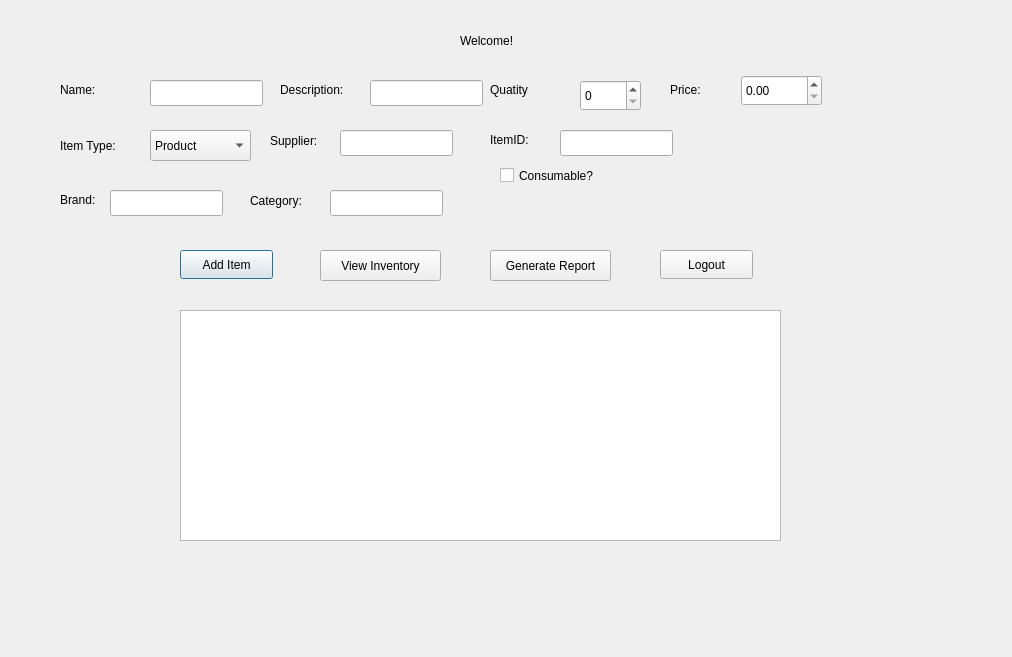
The window that managerwindow.ui (aligamaal/LabProject) describes before a commit, drawn with Qt 5.
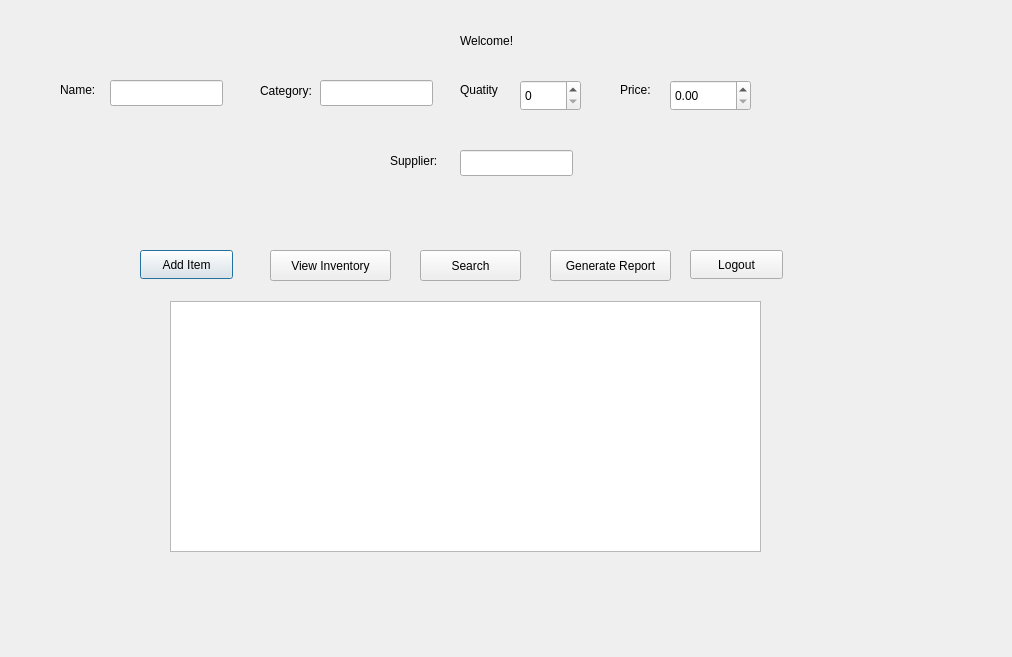
The same window after the commit.

Diff of the .ui file:
```diff
--- a/managerwindow.ui
+++ b/managerwindow.ui
@@ -29,7 +29,7 @@
   <widget class="QPushButton" name="pushButtonAdditem">
    <property name="geometry">
     <rect>
-     <x>180</x>
+     <x>140</x>
      <y>250</y>
      <width>93</width>
      <height>29</height>
@@ -42,7 +42,7 @@
   <widget class="QPushButton" name="pushButtonViewinv">
    <property name="geometry">
     <rect>
-     <x>320</x>
+     <x>270</x>
      <y>250</y>
      <width>121</width>
      <height>31</height>
@@ -55,7 +55,7 @@
   <widget class="QPushButton" name="pushButtonlogout">
    <property name="geometry">
     <rect>
-     <x>660</x>
+     <x>690</x>
      <y>250</y>
      <width>93</width>
      <height>29</height>
@@ -65,77 +65,11 @@
     <string>Logout</string>
    </property>
   </widget>
-  <widget class="QListWidget" name="listWidgetInv">
-   <property name="geometry">
-    <rect>
-     <x>180</x>
-     <y>310</y>
-     <width>601</width>
-     <height>231</height>
-    </rect>
-   </property>
-  </widget>
-  <widget class="QLabel" name="label_2">
-   <property name="geometry">
-    <rect>
-     <x>60</x>
-     <y>130</y>
-     <width>91</width>
-     <height>31</height>
-    </rect>
-   </property>
-   <property name="text">
-    <string>Item Type:</string>
-   </property>
-  </widget>
-  <widget class="QComboBox" name="comboBoxItemType">
-   <property name="geometry">
-    <rect>
-     <x>150</x>
-     <y>130</y>
-     <width>101</width>
-     <height>31</height>
-    </rect>
-   </property>
-   <item>
-    <property name="text">
-     <string>Product</string>
-    </property>
-   </item>
-   <item>
-    <property name="text">
-     <string>Supply</string>
-    </property>
-   </item>
-  </widget>
-  <widget class="QLabel" name="label_3">
-   <property name="geometry">
-    <rect>
-     <x>60</x>
-     <y>190</y>
-     <width>63</width>
-     <height>20</height>
-    </rect>
-   </property>
-   <property name="text">
-    <string>Brand:</string>
-   </property>
-  </widget>
-  <widget class="QLineEdit" name="lineEditBrand">
-   <property name="geometry">
-    <rect>
-     <x>110</x>
-     <y>190</y>
-     <width>113</width>
-     <height>26</height>
-    </rect>
-   </property>
-  </widget>
   <widget class="QLabel" name="label_4">
    <property name="geometry">
     <rect>
-     <x>250</x>
-     <y>190</y>
+     <x>260</x>
+     <y>80</y>
      <width>71</width>
      <height>21</height>
     </rect>
@@ -144,31 +78,24 @@
     <string>Category:</string>
    </property>
   </widget>
-  <widget class="QLineEdit" name="lineEditCategory">
-   <property name="geometry">
-    <rect>
-     <x>330</x>
-     <y>190</y>
-     <width>113</width>
-     <height>26</height>
-    </rect>
-   </property>
-  </widget>
   <widget class="QLineEdit" name="lineEditsup">
    <property name="geometry">
     <rect>
-     <x>340</x>
-     <y>130</y>
+     <x>460</x>
+     <y>150</y>
      <width>113</width>
      <height>26</height>
     </rect>
    </property>
+   <property name="styleSheet">
+    <string notr="true"/>
+   </property>
   </widget>
   <widget class="QLabel" name="label_5">
    <property name="geometry">
     <rect>
-     <x>270</x>
-     <y>130</y>
+     <x>390</x>
+     <y>150</y>
      <width>81</width>
      <height>21</height>
     </rect>
@@ -177,46 +104,10 @@
     <string>Supplier:</string>
    </property>
   </widget>
-  <widget class="QCheckBox" name="checkBoxConsumable">
-   <property name="geometry">
-    <rect>
-     <x>500</x>
-     <y>150</y>
-     <width>131</width>
-     <height>51</height>
-    </rect>
-   </property>
-   <property name="text">
-    <string>Consumable?</string>
-   </property>
-  </widget>
-  <widget class="QLabel" name="labelItemID">
-   <property name="geometry">
-    <rect>
-     <x>490</x>
-     <y>130</y>
-     <width>63</width>
-     <height>20</height>
-    </rect>
-   </property>
-   <property name="text">
-    <string>ItemID:</string>
-   </property>
-  </widget>
-  <widget class="QLineEdit" name="lineEditItemID">
-   <property name="geometry">
-    <rect>
-     <x>560</x>
-     <y>130</y>
-     <width>113</width>
-     <height>26</height>
-    </rect>
-   </property>
-  </widget>
   <widget class="QLineEdit" name="lineEditName">
    <property name="geometry">
     <rect>
-     <x>150</x>
+     <x>110</x>
      <y>80</y>
      <width>113</width>
      <height>26</height>
@@ -236,23 +127,10 @@
     <string>Name:</string>
    </property>
   </widget>
-  <widget class="QLabel" name="label_7">
+  <widget class="QLineEdit" name="lineEditCategory">
    <property name="geometry">
     <rect>
-     <x>280</x>
-     <y>80</y>
-     <width>101</width>
-     <height>20</height>
-    </rect>
-   </property>
-   <property name="text">
-    <string>Description:</string>
-   </property>
-  </widget>
-  <widget class="QLineEdit" name="lineEditDesc">
-   <property name="geometry">
-    <rect>
-     <x>370</x>
+     <x>320</x>
      <y>80</y>
      <width>113</width>
      <height>26</height>
@@ -262,7 +140,7 @@
   <widget class="QSpinBox" name="spinBoxQuantity">
    <property name="geometry">
     <rect>
-     <x>580</x>
+     <x>520</x>
      <y>80</y>
      <width>61</width>
      <height>31</height>
@@ -272,7 +150,7 @@
   <widget class="QLabel" name="label_8">
    <property name="geometry">
     <rect>
-     <x>490</x>
+     <x>460</x>
      <y>80</y>
      <width>63</width>
      <height>20</height>
@@ -285,7 +163,7 @@
   <widget class="QLabel" name="label_9">
    <property name="geometry">
     <rect>
-     <x>670</x>
+     <x>620</x>
      <y>80</y>
      <width>63</width>
      <height>20</height>
@@ -298,8 +176,8 @@
   <widget class="QDoubleSpinBox" name="doubleSpinBoxPrice">
    <property name="geometry">
     <rect>
-     <x>741</x>
-     <y>75</y>
+     <x>670</x>
+     <y>80</y>
      <width>81</width>
      <height>31</height>
     </rect>
@@ -308,7 +186,7 @@
   <widget class="QPushButton" name="pushButtonReport">
    <property name="geometry">
     <rect>
-     <x>490</x>
+     <x>550</x>
      <y>250</y>
      <width>121</width>
      <height>31</height>
@@ -318,6 +196,29 @@
     <string>Generate Report</string>
    </property>
   </widget>
+  <widget class="QTableWidget" name="tableWidget">
+   <property name="geometry">
+    <rect>
+     <x>170</x>
+     <y>301</y>
+     <width>591</width>
+     <height>251</height>
+    </rect>
+   </property>
+  </widget>
+  <widget class="QPushButton" name="pushButtonSearch">
+   <property name="geometry">
+    <rect>
+     <x>420</x>
+     <y>250</y>
+     <width>101</width>
+     <height>31</height>
+    </rect>
+   </property>
+   <property name="text">
+    <string>Search</string>
+   </property>
+  </widget>
  </widget>
  <resources/>
  <connections/>
```
